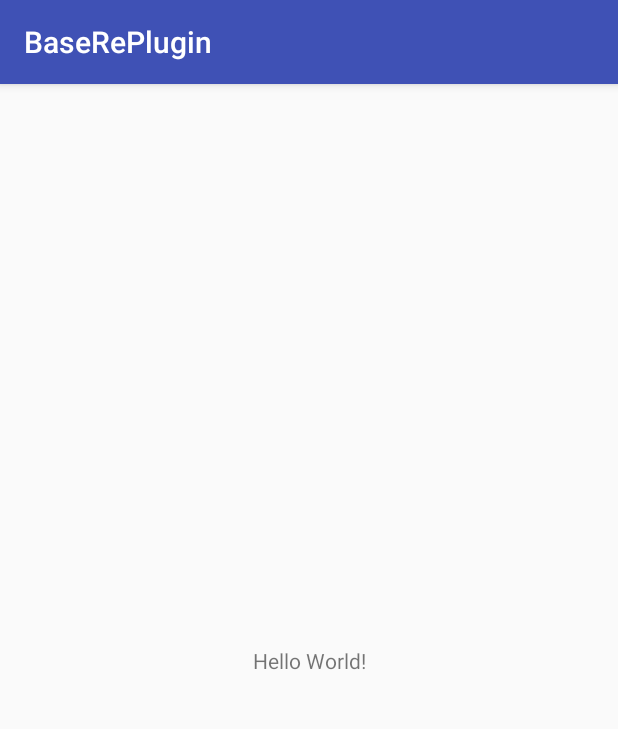
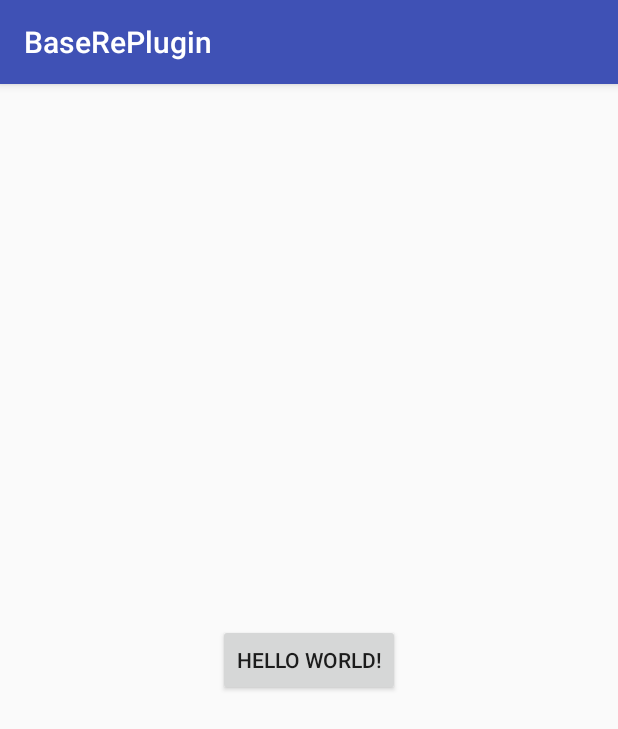
Before and after one commit to GuardYang/Replugin, an Android app: the screen it shows after launch (MainActivity), on a phone screen of 412 x 824 dp. Shown: the top 729 px of the screen. Run offline under Robolectric (Android 15) with nearby library versions, the phone set to English and light mode, and no system bars; libraries missing offline, so code that uses them is left out: com.qihoo360.replugin; 2 statements that could not run were skipped.

Commit message:
宿主集成

```diff
--- /dev/null
+++ b/BaseRePlugin/app/src/main/java/com/ysr/basereplugin/BaseApplication.kt
@@ -0,0 +1,53 @@
+package com.ysr.basereplugin
+
+import android.app.Application
+import android.content.Context
+import android.content.res.Configuration
+
+import com.qihoo360.replugin.RePlugin
+
+/**
+ * Created by ysr on 2017/7/5 12:56.
+ * 邮箱 ysr200808@163.com
+ */
+
+class BaseApplication : Application() {
+
+    override fun attachBaseContext(base: Context) {
+        super.attachBaseContext(base)
+
+        RePlugin.App.attachBaseContext(this)
+
+    }
+
+    override fun onCreate() {
+        super.onCreate()
+
+        RePlugin.App.onCreate()
+
+    }
+
+    override fun onLowMemory() {
+        super.onLowMemory()
+
+        /* Not need to be called if your application's minSdkVersion > = 14 */
+        RePlugin.App.onLowMemory()
+
+    }
+
+    override fun onTrimMemory(level: Int) {
+        super.onTrimMemory(level)
+
+        /* Not need to be called if your application's minSdkVersion > = 14 */
+        RePlugin.App.onTrimMemory(level)
+
+    }
+
+    override fun onConfigurationChanged(config: Configuration) {
+        super.onConfigurationChanged(config)
+
+        /* Not need to be called if your application's minSdkVersion > = 14 */
+        RePlugin.App.onConfigurationChanged(config)
+
+    }
+}
--- a/BaseRePlugin/app/src/main/java/com/ysr/basereplugin/MainActivity.java
+++ /dev/null
@@ -1,13 +0,0 @@
-package com.ysr.basereplugin;
-
-import android.support.v7.app.AppCompatActivity;
-import android.os.Bundle;
-
-public class MainActivity extends AppCompatActivity {
-
-    @Override
-    protected void onCreate(Bundle savedInstanceState) {
-        super.onCreate(savedInstanceState);
-        setContentView(R.layout.activity_main);
-    }
-}
--- /dev/null
+++ b/BaseRePlugin/app/src/main/java/com/ysr/basereplugin/MainActivity.kt
@@ -0,0 +1,15 @@
+package com.ysr.basereplugin
+
+import android.os.Bundle
+import android.support.v7.app.AppCompatActivity
+import com.qihoo360.replugin.RePlugin
+import kotlinx.android.synthetic.main.activity_main.*
+
+class MainActivity : AppCompatActivity() {
+
+    override fun onCreate(savedInstanceState: Bundle?) {
+        super.onCreate(savedInstanceState)
+        setContentView(R.layout.activity_main)
+        btn.setOnClickListener { RePlugin.startActivity(this@MainActivity, RePlugin.createIntent("demo1", "com.qihoo360.replugin.sample.demo1.MainActivity")) }
+    }
+}
--- a/BaseRePlugin/app/src/main/res/layout/activity_main.xml
+++ b/BaseRePlugin/app/src/main/res/layout/activity_main.xml
@@ -6,13 +6,16 @@
     android:layout_height="match_parent"
     tools:context="com.ysr.basereplugin.MainActivity">
 
-    <TextView
+    <Button
         android:layout_width="wrap_content"
+        android:id="@+id/btn"
         android:layout_height="wrap_content"
         android:text="Hello World!"
         app:layout_constraintBottom_toBottomOf="parent"
         app:layout_constraintLeft_toLeftOf="parent"
         app:layout_constraintRight_toRightOf="parent"
-        app:layout_constraintTop_toTopOf="parent" />
+        app:layout_constraintTop_toTopOf="parent"
+        app:layout_constraintVertical_bias="0.5"
+        app:layout_constraintHorizontal_bias="0.501" />
 
 </android.support.constraint.ConstraintLayout>
--- a/Plugunit/Plugunit1/app/build.gradle
+++ b/Plugunit/Plugunit1/app/build.gradle
@@ -18,13 +18,14 @@ android {
         }
     }
 }
-
+apply plugin: 'replugin-plugin-gradle'
 dependencies {
     compile fileTree(dir: 'libs', include: ['*.jar'])
     androidTestCompile('com.android.support.test.espresso:espresso-core:2.2.2', {
         exclude group: 'com.android.support', module: 'support-annotations'
     })
     compile 'com.android.support:appcompat-v7:26.+'
+    compile 'com.qihoo360.replugin:replugin-plugin-lib:2.1.0'
     compile 'com.android.support.constraint:constraint-layout:1.0.2'
     testCompile 'junit:junit:4.12'
 }
--- a/Plugunit/Plugunit1/build.gradle
+++ b/Plugunit/Plugunit1/build.gradle
@@ -6,7 +6,7 @@ buildscript {
     }
     dependencies {
         classpath 'com.android.tools.build:gradle:2.3.3'
-
+        classpath 'com.qihoo360.replugin:replugin-plugin-gradle:2.1.2'
         // NOTE: Do not place your application dependencies here; they belong
         // in the individual module build.gradle files
     }
```
Also changed, not shown: BaseRePlugin/app/build.gradle (+6 -1 lines), BaseRePlugin/app/src/main/AndroidManifest.xml (+7 -1 lines), BaseRePlugin/app/src/main/java/com/qihoo360/replugin/gen/RePluginHostConfig.java (deleted, +0 -36 lines), BaseRePlugin/build.gradle (+9 -7 lines), 1 other file.
